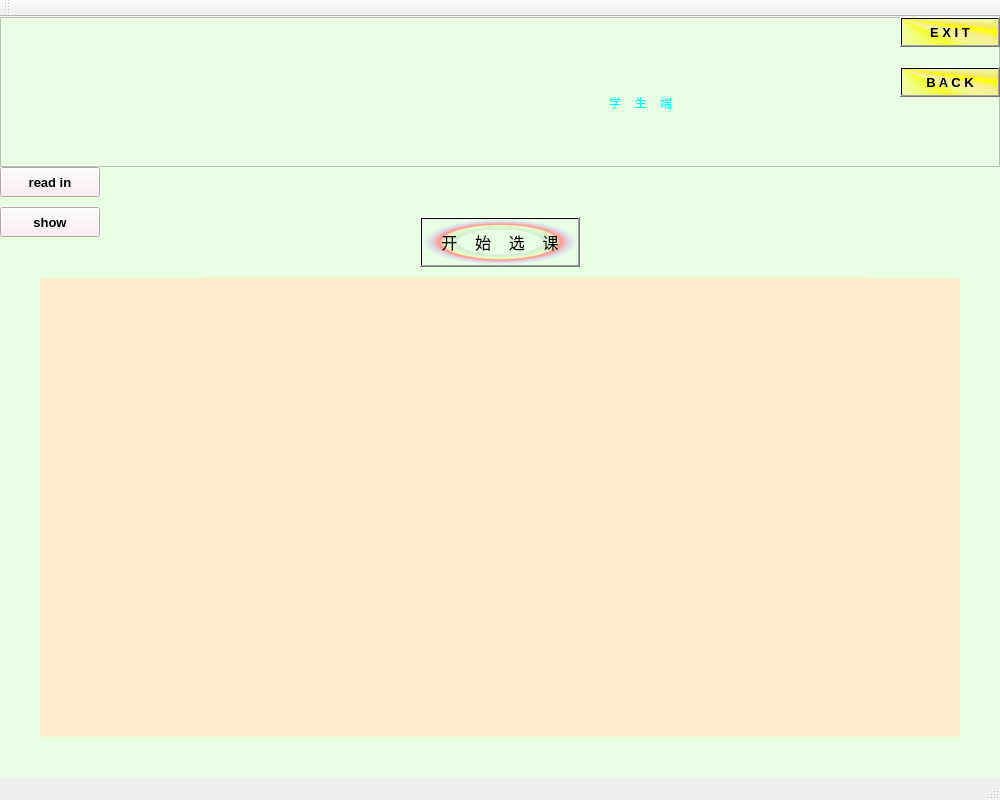
First picture: the form in dscs_main/qt_vision/QtWidgetsApplication2/QtWidgetsApplication2.ui, repository davidyang47/dscs_course_management, before the edit.
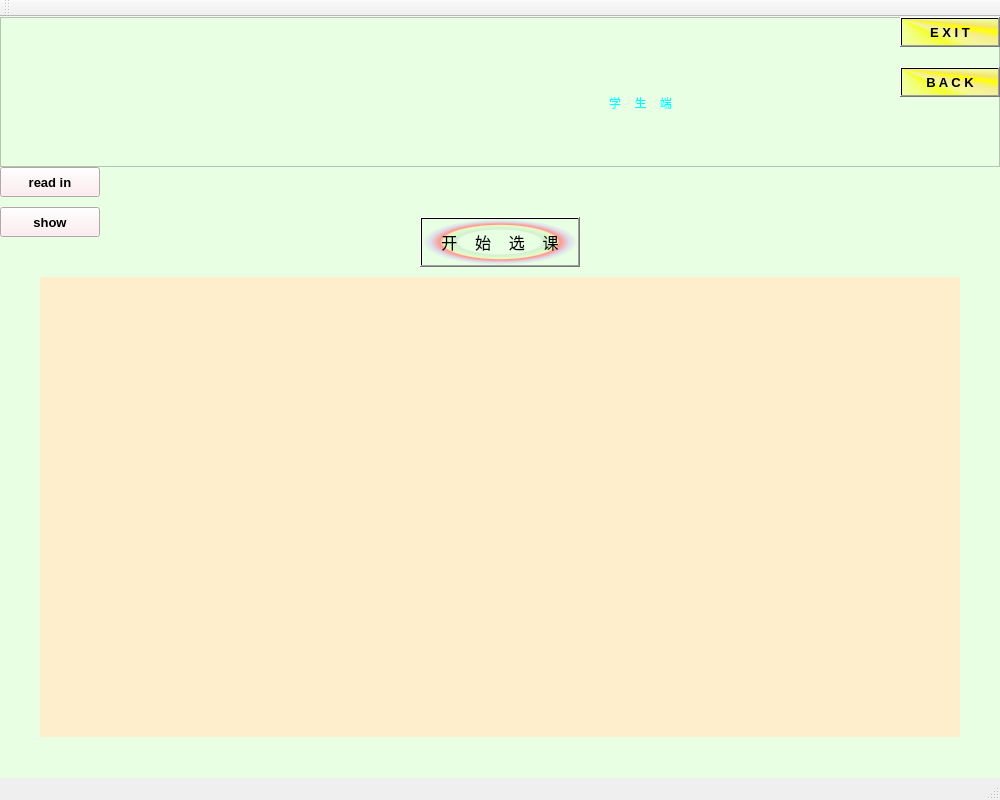
Second picture: the form after the edit. Icons and pictures are not drawn.

Patch:
```diff
--- a/dscs_main/qt_vision/QtWidgetsApplication2/QtWidgetsApplication2.ui
+++ b/dscs_main/qt_vision/QtWidgetsApplication2/QtWidgetsApplication2.ui
@@ -249,9 +249,9 @@
     <property name="geometry">
      <rect>
       <x>40</x>
-      <y>240</y>
+      <y>230</y>
       <width>161</width>
-      <height>21</height>
+      <height>31</height>
      </rect>
     </property>
     <layout class="QVBoxLayout" name="layout_label"/>
@@ -260,9 +260,9 @@
     <property name="geometry">
      <rect>
       <x>460</x>
-      <y>720</y>
+      <y>700</y>
       <width>91</width>
-      <height>41</height>
+      <height>61</height>
      </rect>
     </property>
     <layout class="QVBoxLayout" name="layout_generate">
@@ -276,12 +276,12 @@
    <zorder>to_show</zorder>
    <zorder>to_manage</zorder>
    <zorder>to_exit</zorder>
-   <zorder>widget</zorder>
    <zorder>verticalLayoutWidget</zorder>
    <zorder>back_to</zorder>
    <zorder>label</zorder>
    <zorder>verticalLayoutWidget_2</zorder>
    <zorder>verticalLayoutWidget_3</zorder>
+   <zorder>widget</zorder>
   </widget>
   <widget class="QMenuBar" name="menuBar">
    <property name="geometry">
```
